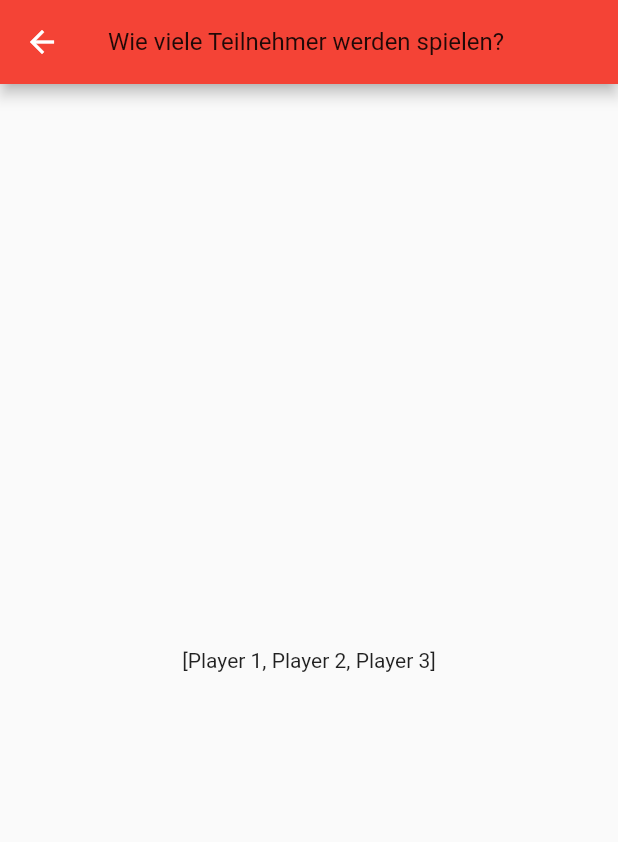
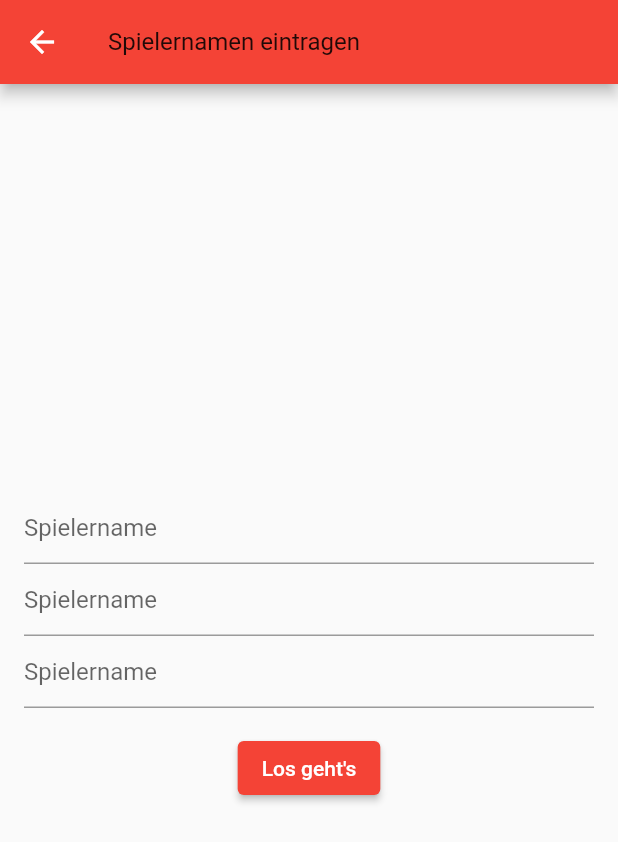
Before and after one commit to Makapre/BlockDerWahrheit, a Flutter app: the SetPlayerNames screen opened by its route, on a phone screen of 412 x 824 dp. Shown: the top 842 px of the screen. Run offline on Flutter 3.47's test engine with Material 2 defaults, Android fonts, the phone set to English and light mode, and no system bars.

Commit message:
next screen added

```diff
--- a/lib/game.dart
+++ b/lib/game.dart
@@ -2,7 +2,7 @@ import 'package:flutter/foundation.dart';
 
 class Game extends ChangeNotifier {
   int _numberOfPlayers = 3;
-  List<String> _players = ["Player 1", "Player 2", "Player 3"];
+  List<String> _players = [];
   int _rounds = 20;
   int _actualRound = 1;
 
@@ -13,21 +13,13 @@ class Game extends ChangeNotifier {
 
   void reset() {
     _numberOfPlayers = 3;
-    _players = ["Player 1", "Player 2", "Player 3"];
+    _players = [];
     _rounds = 20;
     _actualRound = 1;
   }
 
   void setNumberOfPlayers(amount) {
     _numberOfPlayers = amount;
-    notifyListeners();
-  }
-
-  void setPlayers(players) {
-    _players = [];
-    for (var player in players) {
-      _players.add(player);
-    }
     switch (_numberOfPlayers) {
       case 3:
         _rounds = 20;
@@ -45,6 +37,11 @@ class Game extends ChangeNotifier {
     notifyListeners();
   }
 
+  void setPlayer(player) {
+    _players.add(player);
+    notifyListeners();
+  }
+
   void nextRound() {
     _actualRound++;
     notifyListeners();
--- a/lib/main.dart
+++ b/lib/main.dart
@@ -4,6 +4,7 @@ import 'screens/overview.dart';
 import 'screens/setNumberOfPlayers.dart';
 import 'game.dart';
 import 'package:provider/provider.dart';
+import 'screens/gameboard.dart';
 
 void main() {
   runApp(MyApp());
@@ -36,6 +37,7 @@ class MyApp extends StatelessWidget {
             '/': (context) => Overview(title: 'Block der Wahrheit'),
             '/setNumberOfPlayers': (context) => SetNumberOfPlayers(),
             '/setPlayerNames': (context) => SetPlayerNames(),
+            '/gameboard': (context) => Gameboard(),
           },
         ));
   }
--- a/lib/screens/setPlayerNames.dart
+++ b/lib/screens/setPlayerNames.dart
@@ -3,22 +3,55 @@ import 'package:flutter/material.dart';
 import 'package:provider/provider.dart';
 
 class SetPlayerNames extends StatelessWidget {
+  final _formKey = GlobalKey<FormState>();
+
   @override
   Widget build(BuildContext context) {
     var game = context.watch<Game>();
+    const paddingVertical = EdgeInsets.symmetric(vertical: 16.0);
+    const paddingHorizontal = EdgeInsets.symmetric(horizontal: 16.0);
 
     return Scaffold(
       appBar: AppBar(
-        title: Text('Wie viele Teilnehmer werden spielen?',
+        title: Text('Spielernamen eintragen',
             style: Theme.of(context).textTheme.subtitle1),
       ),
       body: Center(
-        child: Column(
-          mainAxisAlignment: MainAxisAlignment.center,
-          children: [
-            Text(game.players.toString()),
-            // todo Enter player names
-          ],
+        child: Form(
+          key: _formKey,
+          child: Column(
+            mainAxisAlignment: MainAxisAlignment.center,
+            children: [
+              for (var i = 0; i < game.numberOfPlayers; i++)
+                Padding(
+                    padding: paddingHorizontal,
+                    child: TextFormField(
+                      decoration: const InputDecoration(
+                        hintText: 'Spielername',
+                      ),
+                      validator: (value) {
+                        if (value!.isEmpty) {
+                          return 'Bitte einen Spielernamen eintragen';
+                        }
+                        return null;
+                      },
+                      onSaved: (value) => game.setPlayer(value),
+                    )),
+              Padding(
+                padding: paddingVertical,
+                child: ElevatedButton(
+                  onPressed: () {
+                    final form = _formKey.currentState!;
+                    if (form.validate()) {
+                      form.save();
+                      Navigator.popAndPushNamed(context, '/gameboard');
+                    }
+                  },
+                  child: Text("Los geht's"),
+                ),
+              ),
+            ],
+          ),
         ),
       ),
     );
```
Also changed, not shown: lib/screens/gameboard.dart (added, +25 -0 lines).
